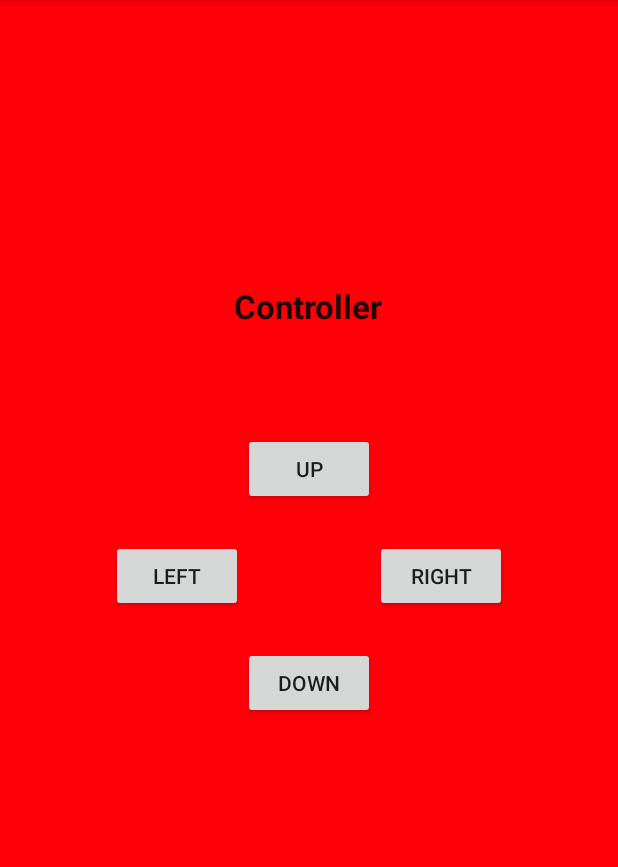
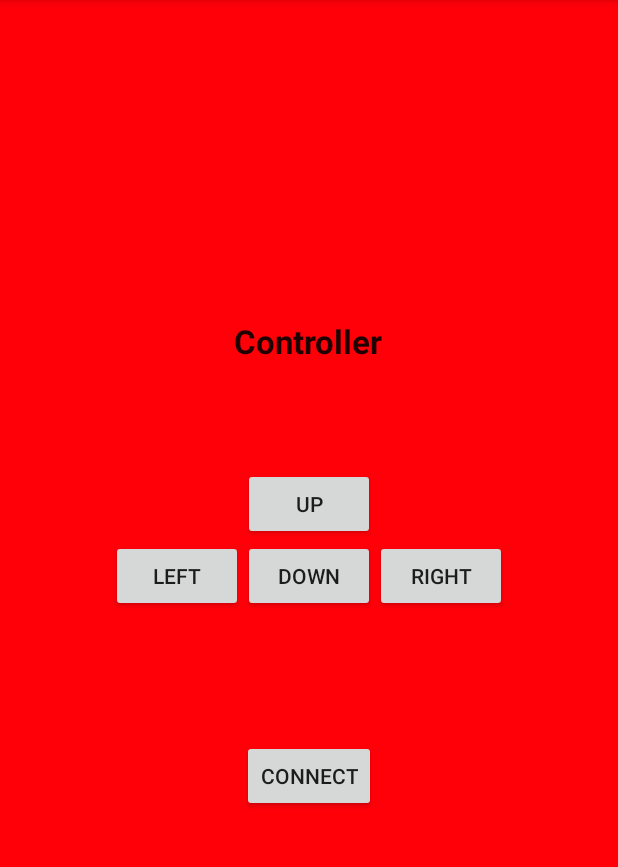
Before and after one commit to Jooster2/SmashCars, an Android app: the screen it shows after launch (MainActivity), on a phone screen of 412 x 824 dp, the part 84-951 px from its top. Run offline under Robolectric (Android 15) with nearby library versions, the light colour scheme and no system bars.

Commit message:
Added a mainFragment and some button fixes

```diff
--- a/controller/app/src/main/java/com/smashcars/BluetoothHandler.java
+++ b/controller/app/src/main/java/com/smashcars/BluetoothHandler.java
@@ -158,12 +158,12 @@
             //Send one char at a time, with LATENCY milliseconds between
             try {
                 DataOutputStream dos = new DataOutputStream(socket.getOutputStream());
-                char cmd;
+                int cmd;
                 while(isConnected) {
                     try {
                         //Read a char from the commandbuffer
-                        if((cmd = mainActivity.getControllerCommand()) == '-') {
-                            //If the command is '-' it is no command, so we sleep and then do it all
+                        if((cmd = mainActivity.getControllerCommand()) == 0) {
+                            //If the command is 0 it is no command, so we sleep and then do it all
                             //over again
                             sleep(LATENCY);
                             continue;
--- a/controller/app/src/main/res/layout/fragment_main.xml
+++ b/controller/app/src/main/res/layout/fragment_main.xml
@@ -21,7 +21,6 @@
         android:layout_height="wrap_content"
         android:text="UP"
         android:id="@+id/button"
-        android:layout_marginBottom="23dp"
         android:layout_above="@+id/button3"
         android:layout_centerHorizontal="true"/>
 
@@ -46,8 +45,17 @@
         android:layout_height="wrap_content"
         android:text="DOWN"
         android:id="@+id/button4"
-        android:layout_below="@+id/button3"
-        android:layout_alignStart="@+id/button"
-        android:layout_marginTop="23dp"/>
+        android:layout_below="@+id/button"
+        android:layout_alignStart="@+id/button"/>
+
+    <Button
+        android:layout_width="wrap_content"
+        android:layout_height="wrap_content"
+        android:text="Connect"
+        android:onClick="connectNow"
+        android:id="@+id/button5"
+        android:layout_below="@+id/button2"
+        android:layout_centerHorizontal="true"
+        android:layout_marginTop="85dp"/>
 
 </RelativeLayout>
```
Also changed, not shown: controller/app/src/main/java/com/smashcars/MainActivity.java (+9 -17 lines), controller/app/src/main/java/com/smashcars/MainFragment.java (+7 -0 lines).
